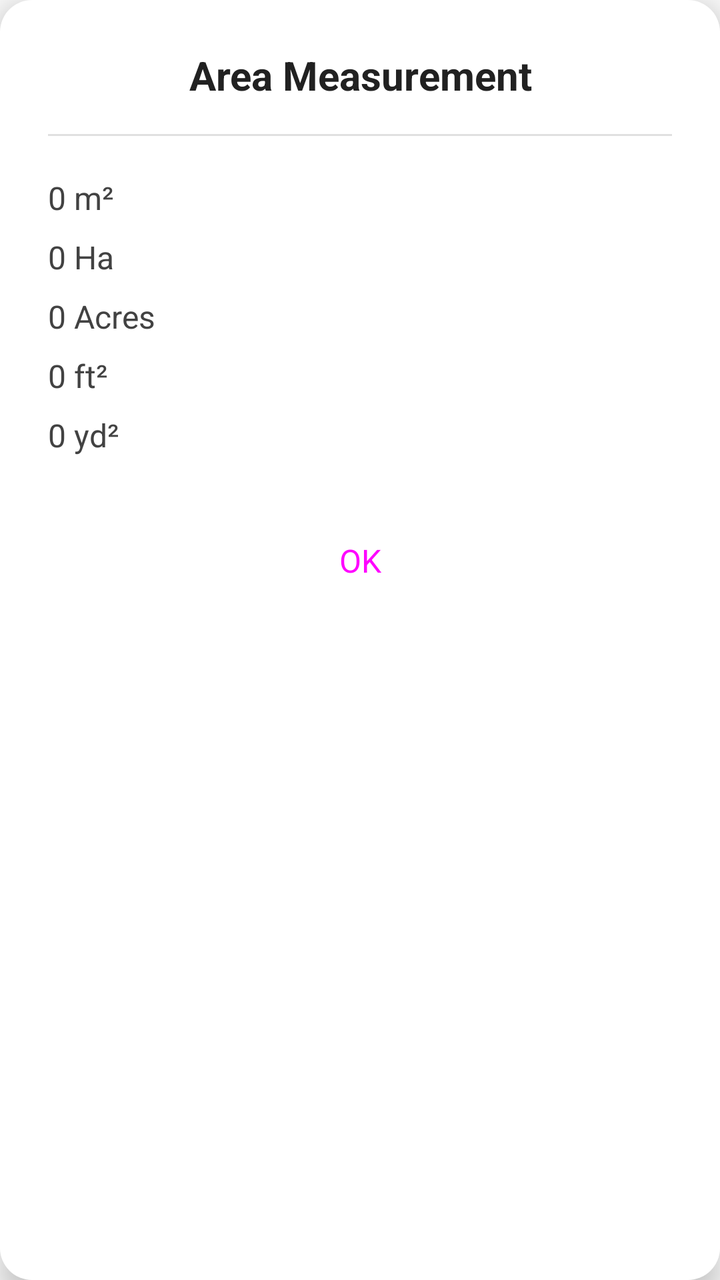
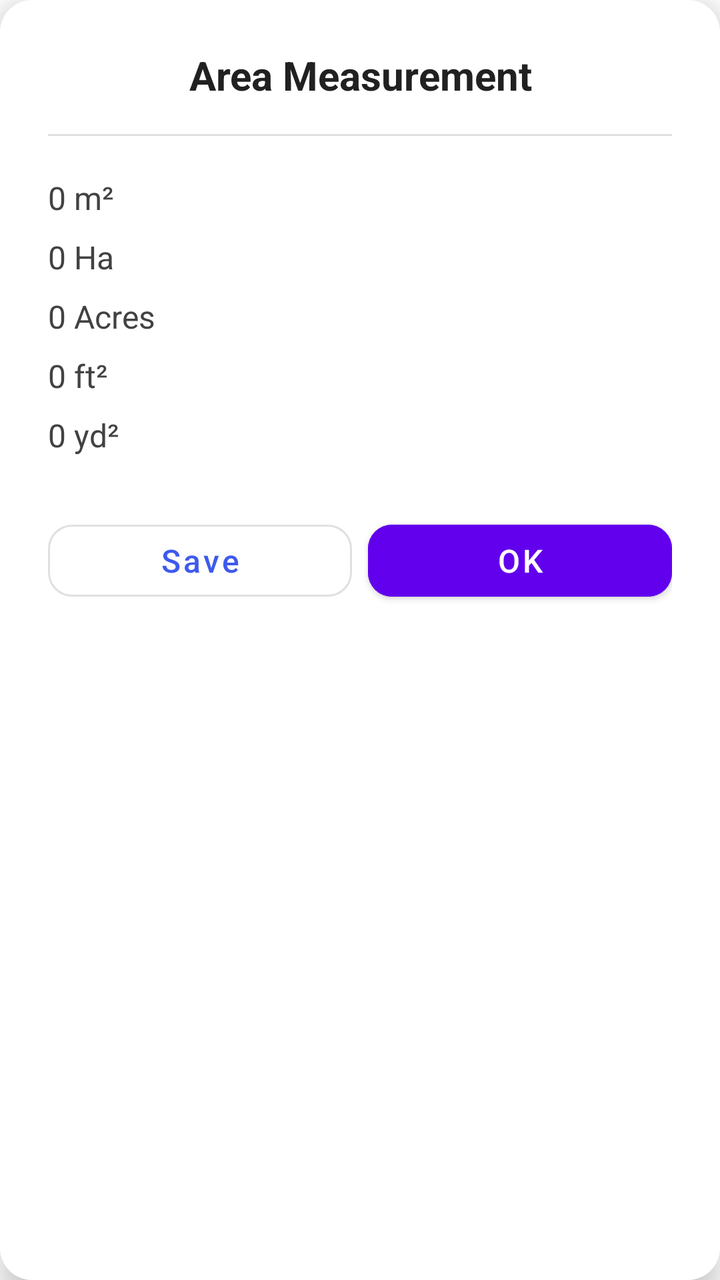

The first picture is an Android layout as it rendered before a commit; the second is the same layout after the commit. The layout source and the unified diff follow.
<!-- AndroidManifest.xml: application theme Theme.SiteAreaMeasure -->
<!-- res/layout/dialog_area.xml -->
<LinearLayout xmlns:android="http://schemas.android.com/apk/res/android"
    xmlns:app="http://schemas.android.com/apk/res-auto"
    android:layout_width="300dp"
    android:layout_height="wrap_content"
    android:orientation="vertical"
    android:padding="24dp"
    android:background="@drawable/dialog_background"
    android:elevation="8dp">

    
    <TextView
        android:id="@+id/dialogTitle"
        android:layout_width="match_parent"
        android:layout_height="wrap_content"
        android:text="Area Measurement"
        android:textSize="20sp"
        android:textStyle="bold"
        android:textColor="#212121"
        android:gravity="center"
        android:paddingBottom="16dp"/>

    
    <View
        android:layout_width="match_parent"
        android:layout_height="1dp"
        android:background="#E0E0E0"
        android:layout_marginBottom="16dp"/>

    
    <TextView
        android:id="@+id/txtMeters"
        android:layout_width="match_parent"
        android:layout_height="wrap_content"
        android:text="0 m²"
        android:textSize="16sp"
        android:textColor="#424242"
        android:paddingVertical="4dp"/>

    <TextView
        android:id="@+id/txtHectares"
        android:layout_width="match_parent"
        android:layout_height="wrap_content"
        android:text="0 Ha"
        android:textSize="16sp"
        android:textColor="#424242"
        android:paddingVertical="4dp"/>

    <TextView
        android:id="@+id/txtAcres"
        android:layout_width="match_parent"
        android:layout_height="wrap_content"
        android:text="0 Acres"
        android:textSize="16sp"
        android:textColor="#424242"
        android:paddingVertical="4dp"/>

    <TextView
        android:id="@+id/txtFeet"
        android:layout_width="match_parent"
        android:layout_height="wrap_content"
        android:text="0 ft²"
        android:textSize="16sp"
        android:textColor="#424242"
        android:paddingVertical="4dp"/>

    <TextView
        android:id="@+id/txtYards"
        android:layout_width="match_parent"
        android:layout_height="wrap_content"
        android:text="0 yd²"
        android:textSize="16sp"
        android:textColor="#424242"
        android:paddingVertical="4dp"
        android:layout_marginBottom="24dp"/>

    
    <Button
        android:id="@+id/btnOk"
        android:layout_width="match_parent"
        android:layout_height="wrap_content"
        android:text="OK"
        android:textAllCaps="false"
        android:textSize="16sp"
        style="@style/Widget.MaterialComponents.Button"
        app:cornerRadius="12dp"
        android:backgroundTint="#6200EE"/>
</LinearLayout>
<!-- resources referenced by this layout -->
<resources>
  <!-- drawable dialog_background (drawable) -->
  <shape xmlns:android="http://schemas.android.com/apk/res/android"
      android:shape="rectangle">
      <solid android:color="#FFFFFF"/>
      <corners android:radius="16dp"/>
      <padding android:left="16dp" android:top="16dp" android:right="16dp" android:bottom="16dp"/>
  </shape>
  <style name="Theme.SiteAreaMeasure" parent="Theme.AppCompat.Light.NoActionBar">
          
          <item name="android:statusBarColor">@color/grey</item>
  
          
          <item name="windowActionBar">false</item>
          <item name="windowNoTitle">true</item>
  
          
          <item name="colorPrimary">@android:color/transparent</item>
          <item name="colorPrimaryDark">@android:color/transparent</item>
          <item name="colorAccent">@color/teal_200</item>
      </style>
  <color name="grey">#808080</color>
  <color name="teal_200">#FF03DAC5</color>
</resources>

<!-- the commit's change to res/layout/dialog_area.xml (unified diff, before → after) -->
@@ -1,3 +1,4 @@
+<?xml version="1.0" encoding="utf-8"?>
 <LinearLayout xmlns:android="http://schemas.android.com/apk/res/android"
     xmlns:app="http://schemas.android.com/apk/res-auto"
     android:layout_width="300dp"
@@ -12,7 +13,7 @@
         android:id="@+id/dialogTitle"
         android:layout_width="match_parent"
         android:layout_height="wrap_content"
-        android:text="Area Measurement"
+        android:text="@string/area_measurement"
         android:textSize="20sp"
         android:textStyle="bold"
         android:textColor="#212121"
@@ -74,14 +75,34 @@
         android:layout_marginBottom="24dp"/>
 
     
-    <Button
-        android:id="@+id/btnOk"
+    <LinearLayout
         android:layout_width="match_parent"
         android:layout_height="wrap_content"
-        android:text="OK"
-        android:textAllCaps="false"
-        android:textSize="16sp"
-        style="@style/Widget.MaterialComponents.Button"
-        app:cornerRadius="12dp"
-        android:backgroundTint="#6200EE"/>
+        android:orientation="horizontal">
+
+        <Button
+            android:id="@+id/btnSave"
+            android:layout_width="0dp"
+            android:layout_height="wrap_content"
+            android:layout_weight="1"
+            android:text="@string/btn_save"
+            android:textAllCaps="false"
+            android:textSize="16sp"
+            style="@style/Widget.MaterialComponents.Button.OutlinedButton"
+            app:cornerRadius="12dp"
+            android:layout_marginEnd="4dp"/>
+
+        <Button
+            android:id="@+id/btnOk"
+            android:layout_width="0dp"
+            android:layout_height="wrap_content"
+            android:layout_weight="1"
+            android:text="@android:string/ok"
+            android:textAllCaps="false"
+            android:textSize="16sp"
+            style="@style/Widget.MaterialComponents.Button"
+            app:cornerRadius="12dp"
+            android:backgroundTint="#6200EE"
+            android:layout_marginStart="4dp"/>
+    </LinearLayout>
 </LinearLayout>
<!-- resource entries referenced after the edit -->
@@ -7,20 +7,28 @@
       <corners android:radius="16dp"/>
       <padding android:left="16dp" android:top="16dp" android:right="16dp" android:bottom="16dp"/>
   </shape>
-  <style name="Theme.SiteAreaMeasure" parent="Theme.AppCompat.Light.NoActionBar">
+  <string name="area_measurement">Area Measurement</string>
+  <string name="btn_save">Save</string>
+  <style name="Theme.SiteAreaMeasure" parent="Theme.Material3.DayNight.NoActionBar">
           
-          <item name="android:statusBarColor">@color/grey</item>
+          <item name="android:statusBarColor">@android:color/transparent</item>
+          <item name="android:navigationBarColor">@android:color/transparent</item>
+          <item name="android:windowLightStatusBar">true</item>
   
           
-          <item name="windowActionBar">false</item>
-          <item name="windowNoTitle">true</item>
+          <item name="colorPrimary">#3E5AED</item>
+          <item name="colorOnPrimary">@color/white</item>
   
           
-          <item name="colorPrimary">@android:color/transparent</item>
-          <item name="colorPrimaryDark">@android:color/transparent</item>
-          <item name="colorAccent">@color/teal_200</item>
+          <item name="colorSecondary">@color/teal_700</item>
+          <item name="colorOnSecondary">@color/white</item>
+  
+          <item name="android:windowBackground">@color/white</item>
+          <item name="colorSurface">@color/white</item>
+          <item name="colorOnSurface">@color/black</item>
       </style>
-  <color name="grey">#808080</color>
-  <color name="teal_200">#FF03DAC5</color>
+  <color name="white">#FFFFFFFF</color>
+  <color name="teal_700">#FF018786</color>
+  <color name="black">#FF000000</color>
 </resources>
 
